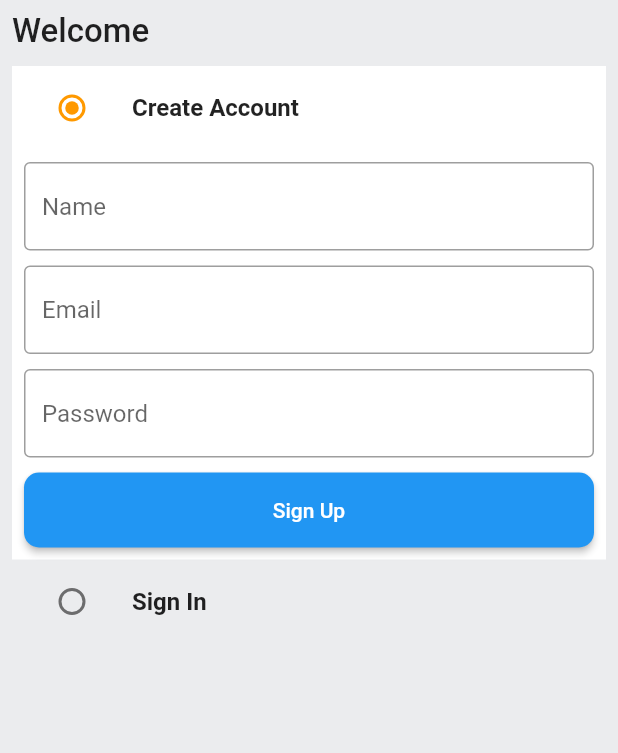
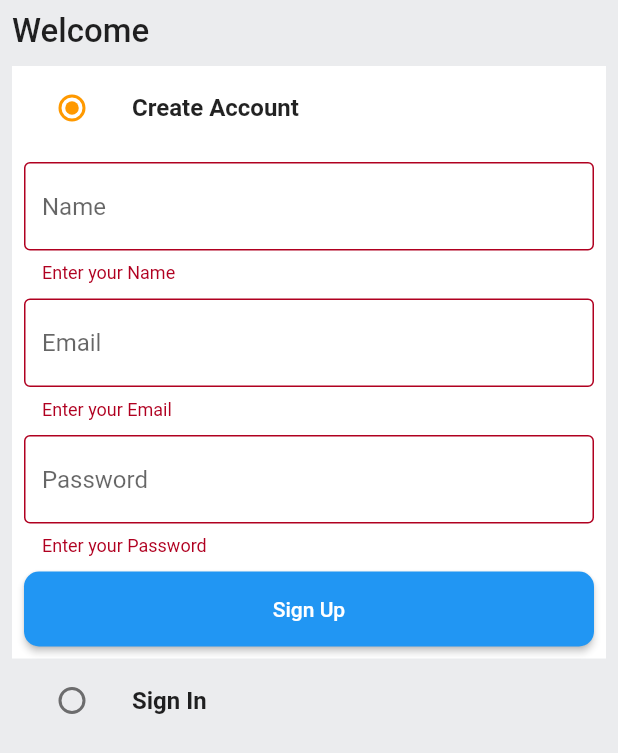
Before and after one commit to merajhossain028/ecommerce_app, a Flutter app: the screen it shows after launch, after a tap on "Sign Up", on a phone screen of 412 x 824 dp. Shown: the top 753 px of the screen. Run offline on Flutter 3.47's test engine with Material 2 defaults, Android fonts, the phone set to English and light mode, and no system bars.

Commit message:
error text

```diff
--- a/lib/common/custom_textfield.dart
+++ b/lib/common/custom_textfield.dart
@@ -23,7 +23,10 @@ class CustomTextField extends StatelessWidget {
         ),
       ),
       validator: (val){
-
+        if(val == null || val.isEmpty){
+          return 'Enter your $hintText';
+        }
+        return null;
       },
     );
   }
--- a/lib/view/auth/auth_screen.dart
+++ b/lib/view/auth/auth_screen.dart
@@ -105,9 +105,13 @@ class _AuthScreenState extends State<AuthScreen> {
                             hintText: 'Password',
                           ),
                           const SizedBox(height: 10),
-                          CustomButton(text: 'Sign Up', onTap: () {
-
-                          }),
+                          CustomButton(
+                              text: 'Sign Up',
+                              onTap: () {
+                                if (_signUpFormKey.currentState!.validate()) {
+                                  signUpUser();
+                                }
+                              }),
                         ],
                       ),
                     ),
--- a/lib/view/auth/services/auth_service.dart
+++ b/lib/view/auth/services/auth_service.dart
@@ -36,7 +36,8 @@ class AuthService {
           res: res,
           context: context,
           onSucess: () {
-            showSnackBar(context, 'Account Created');
+            showSnackBar(
+                context, 'Account Created! Login with the same credentials');
           });
       // print(res.statusCode);
     } catch (e) {
```
